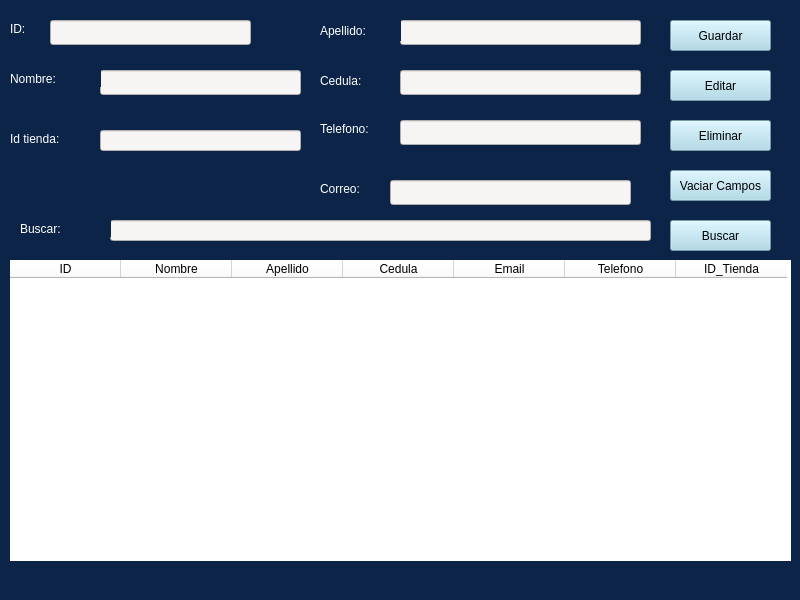
Qt form Proyecto/Interfaces/Ui/Cliente.ui (EdCenten0/MAPA-Python) before a commit.
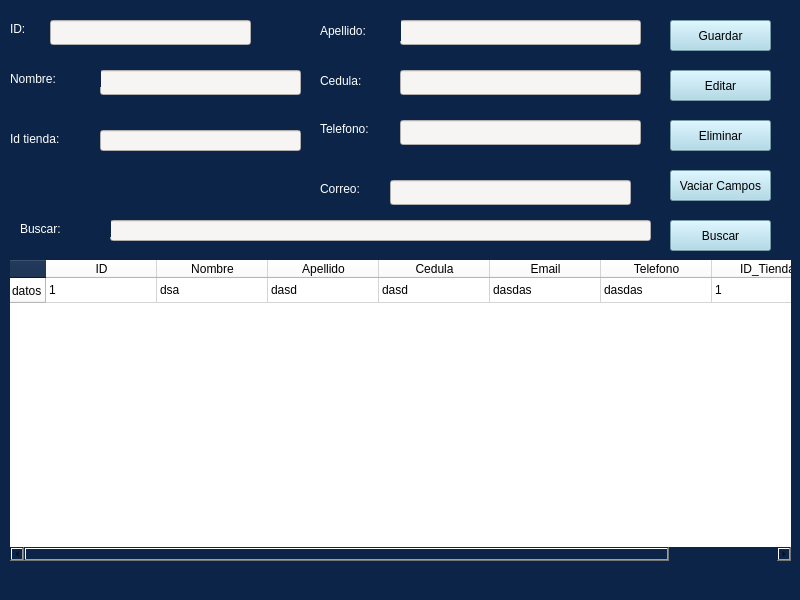
The same form after that commit.

```diff
--- a/Proyecto/Interfaces/Ui/Cliente.ui
+++ b/Proyecto/Interfaces/Ui/Cliente.ui
@@ -202,6 +202,14 @@
     <attribute name="verticalHeaderMinimumSectionSize">
      <number>23</number>
     </attribute>
+    <attribute name="verticalHeaderDefaultSectionSize">
+     <number>25</number>
+    </attribute>
+    <row>
+     <property name="text">
+      <string>datos</string>
+     </property>
+    </row>
     <column>
      <property name="text">
       <string>ID</string>
@@ -237,6 +245,41 @@
       <string>ID_Tienda</string>
      </property>
     </column>
+    <item row="0" column="0">
+     <property name="text">
+      <string>1</string>
+     </property>
+    </item>
+    <item row="0" column="1">
+     <property name="text">
+      <string>dsa</string>
+     </property>
+    </item>
+    <item row="0" column="2">
+     <property name="text">
+      <string>dasd</string>
+     </property>
+    </item>
+    <item row="0" column="3">
+     <property name="text">
+      <string>dasd</string>
+     </property>
+    </item>
+    <item row="0" column="4">
+     <property name="text">
+      <string>dasdas</string>
+     </property>
+    </item>
+    <item row="0" column="5">
+     <property name="text">
+      <string>dasdas</string>
+     </property>
+    </item>
+    <item row="0" column="6">
+     <property name="text">
+      <string>1</string>
+     </property>
+    </item>
    </widget>
    <widget class="QLabel" name="label_5">
     <property name="geometry">
```
Left out of the diff: 3 changed lines with no effect on the pictures.
